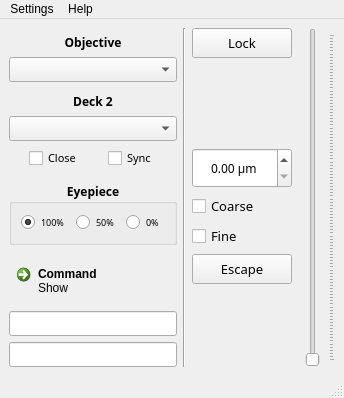
Before: the Qt Designer form gui/mainwindow.ui in ZhengyiZ/IX83-GUI-Qt, drawn with Qt 5.
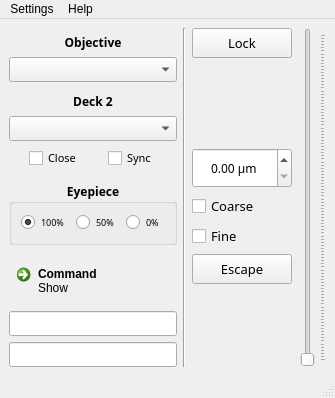
After: the same form once the commit is applied.

Commit message: new window position

```diff
--- a/gui/mainwindow.ui
+++ b/gui/mainwindow.ui
@@ -6,7 +6,7 @@
    <rect>
     <x>0</x>
     <y>0</y>
-    <width>344</width>
+    <width>335</width>
     <height>398</height>
    </rect>
   </property>
@@ -665,7 +665,7 @@
     <rect>
      <x>0</x>
      <y>0</y>
-     <width>344</width>
+     <width>335</width>
      <height>21</height>
     </rect>
    </property>
```
Left out of the diff: 8 changed lines with no effect on the pictures. The commit also changes 1 other file.
